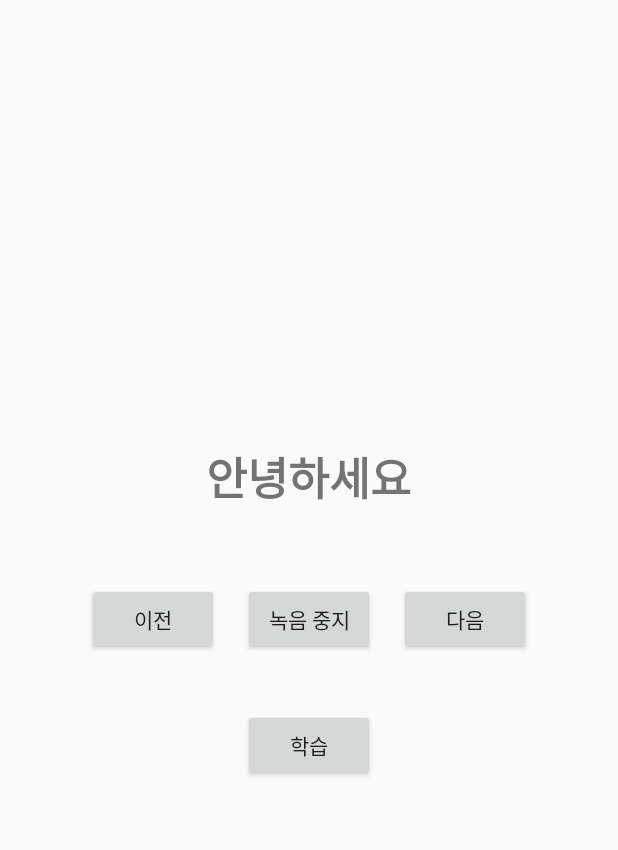
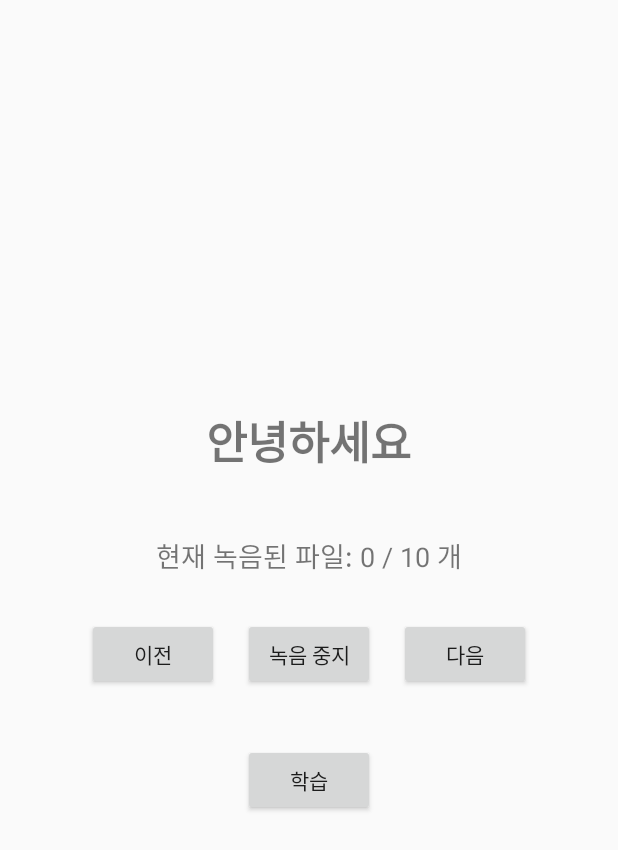
Before and after one commit to Pronunciation-recognition-AI/main, an Android app built with Jetpack Compose: the LearningActivity screen opened directly, with no data from a screen before it, after a tap on "녹음", on a phone screen of 412 x 824 dp. Shown: the top 850 px of the screen. Run offline under Robolectric (Android 15) with nearby library versions, the phone set to English and light mode, and no system bars; libraries missing offline, so code that uses them is left out: com.chaquo.python; 1 statement that could not run was skipped.

Commit message:
feat: 음성 파일 개수 표시 구현

```diff
--- a/app/src/main/java/com/example/hackathon_project/LearningActivity.kt
+++ b/app/src/main/java/com/example/hackathon_project/LearningActivity.kt
@@ -1,7 +1,6 @@
 package com.example.hackathon_project
 
 import android.Manifest
-import android.content.Intent
 import android.content.pm.PackageManager
 import android.media.AudioFormat
 import android.media.AudioRecord
@@ -18,10 +17,12 @@ import com.chaquo.python.Python
 import java.io.FileOutputStream
 import java.io.IOException
 import com.chaquo.python.android.AndroidPlatform
+import java.io.File
 
 class LearningActivity : AppCompatActivity() {
 
     private lateinit var wordTextView: TextView
+    private lateinit var fileCountTextView: TextView
     private lateinit var btnPrevious: Button
     private lateinit var btnNext: Button
     private lateinit var btnRecord: Button
@@ -44,12 +45,13 @@ class LearningActivity : AppCompatActivity() {
         setContentView(R.layout.activity_learning)
 
         // 권한 확인 및 요청
-        if (ContextCompat.checkSelfPermission(this, android.Manifest.permission.RECORD_AUDIO) != PackageManager.PERMISSION_GRANTED) {
-            ActivityCompat.requestPermissions(this, arrayOf(android.Manifest.permission.RECORD_AUDIO), REQUEST_RECORD_AUDIO_PERMISSION)
+        if (ContextCompat.checkSelfPermission(this, Manifest.permission.RECORD_AUDIO) != PackageManager.PERMISSION_GRANTED) {
+            ActivityCompat.requestPermissions(this, arrayOf(Manifest.permission.RECORD_AUDIO), REQUEST_RECORD_AUDIO_PERMISSION)
         }
 
         // UI 요소 초기화
         wordTextView = findViewById(R.id.wordTextView)
+        fileCountTextView = findViewById(R.id.fileCountTextView)
         btnPrevious = findViewById(R.id.btnPrevious)
         btnNext = findViewById(R.id.btnNext)
         btnRecord = findViewById(R.id.btnRecord)
@@ -57,12 +59,14 @@ class LearningActivity : AppCompatActivity() {
 
         // 현재 낱말 표시
         wordTextView.text = words[currentWordIndex]
+        updateFileCount()  // 처음에 파일 개수 표시
 
         // 이전 버튼 클릭 이벤트
         btnPrevious.setOnClickListener {
             if (currentWordIndex > 0) {
                 currentWordIndex--
                 wordTextView.text = words[currentWordIndex]
+                updateFileCount()  // 단어가 변경된 후 파일 개수 업데이트
             } else {
                 Toast.makeText(this, "첫 번째 단어입니다.", Toast.LENGTH_SHORT).show()
             }
@@ -73,6 +77,7 @@ class LearningActivity : AppCompatActivity() {
             if (currentWordIndex < words.size - 1) {
                 currentWordIndex++
                 wordTextView.text = words[currentWordIndex]
+                updateFileCount()  // 단어가 변경된 후 파일 개수 업데이트
             } else {
                 Toast.makeText(this, "마지막 단어입니다.", Toast.LENGTH_SHORT).show()
             }
@@ -92,7 +97,7 @@ class LearningActivity : AppCompatActivity() {
             }
         }
 
-        if (!Python.isStarted()){
+        if (!Python.isStarted()) {
             Python.start(AndroidPlatform(this))
         }
 
@@ -167,6 +172,11 @@ class LearningActivity : AppCompatActivity() {
                 val totalDataLen = totalAudioLen + headerSize - 8
                 updateWavHeader(outputFile, totalAudioLen, totalDataLen, sampleRate, 1, 16)
                 outputStream.close()
+
+                // 녹음이 끝난 후 파일 개수 업데이트
+                runOnUiThread {
+                    updateFileCount()
+                }
             } catch (e: IOException) {
                 e.printStackTrace()
             }
@@ -211,7 +221,7 @@ class LearningActivity : AppCompatActivity() {
         header[17] = 0
         header[18] = 0
         header[19] = 0
-        header[20] = 1 // format = 1
+        header[20] = 1 // format = 1 (PCM)
         header[21] = 0
         header[22] = channels.toByte()
         header[23] = 0
@@ -227,7 +237,7 @@ class LearningActivity : AppCompatActivity() {
         header[33] = 0
         header[34] = bitRate.toByte() // bits per sample
         header[35] = 0
-        header[36] = 'd'.toByte() // data
+        header[36] = 'd'.toByte() // data chunk identifier
         header[37] = 'a'.toByte()
         header[38] = 't'.toByte()
         header[39] = 'a'.toByte()
@@ -238,15 +248,29 @@ class LearningActivity : AppCompatActivity() {
         return header
     }
 
+    // WAV 파일 헤더 업데이트
     private fun updateWavHeader(filePath: String, totalAudioLen: Long, totalDataLen: Long, longSampleRate: Int, channels: Int, bitRate: Int) {
         val header = createWavFileHeader(totalAudioLen, totalDataLen, longSampleRate, channels, bitRate)
         try {
             val raf = java.io.RandomAccessFile(filePath, "rw")
-            raf.seek(0) // 파일의 맨 처음으로 이동하여 헤더 작성
+            raf.seek(0) // 파일의 처음으로 이동하여 헤더 작성
             raf.write(header)
             raf.close()
         } catch (e: IOException) {
             e.printStackTrace()
         }
     }
+
+    // 녹음된 현재 단어의 파일 개수를 업데이트하는 함수
+    private fun updateFileCount() {
+        val dataFolder = getExternalFilesDir(Environment.DIRECTORY_MUSIC)?.absolutePath ?: return
+
+        // 현재 단어에 해당하는 파일 필터링
+        val recordedFiles = File(dataFolder).listFiles { file ->
+            file.extension == "wav" && file.name.contains(words[currentWordIndex])
+        } ?: emptyArray()
+
+        // 파일 개수 업데이트
+        fileCountTextView.text = "현재 녹음된 파일: ${recordedFiles.size} / 10 개"
+    }
 }
--- a/app/src/main/res/layout/activity_learning.xml
+++ b/app/src/main/res/layout/activity_learning.xml
@@ -15,6 +15,15 @@
         android:textSize="30sp"
         android:textStyle="bold"
         android:layout_marginBottom="40dp" />
+
+    <!-- 녹음된 파일 개수를 표시하는 텍스트뷰 -->
+    <TextView
+        android:id="@+id/fileCountTextView"
+        android:layout_width="wrap_content"
+        android:layout_height="wrap_content"
+        android:text="현재 녹음된 파일: 0 / 10 개"
+        android:textSize="18sp"
+        android:layout_marginBottom="20dp" />
 
     <!-- 녹음 및 이전/다음 버튼을 포함하는 레이아웃 -->
     <LinearLayout
```
